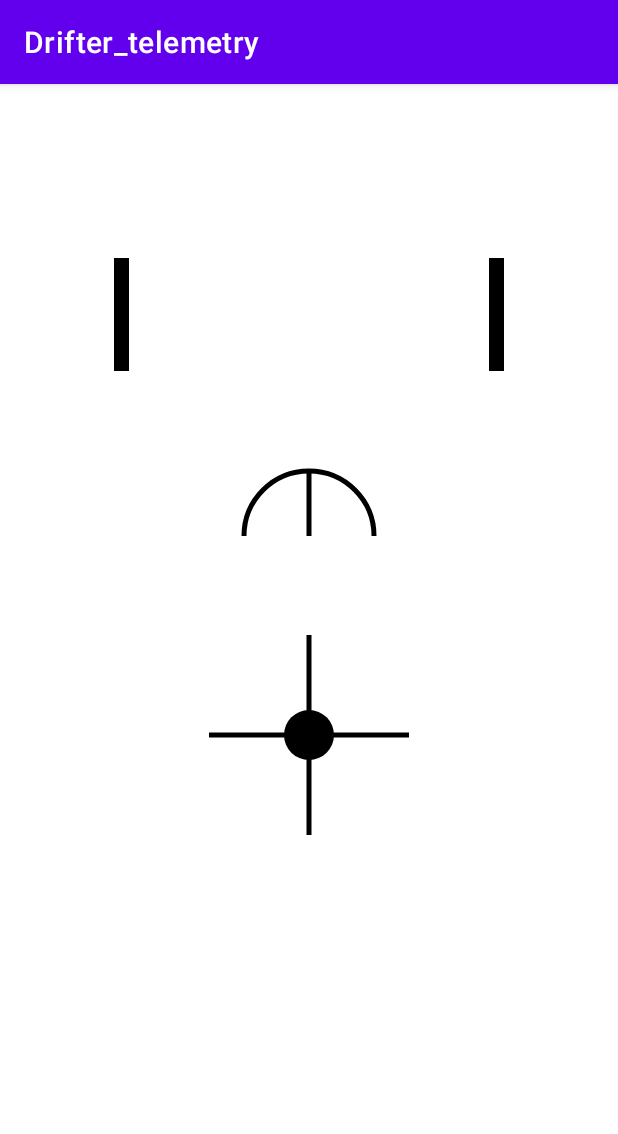
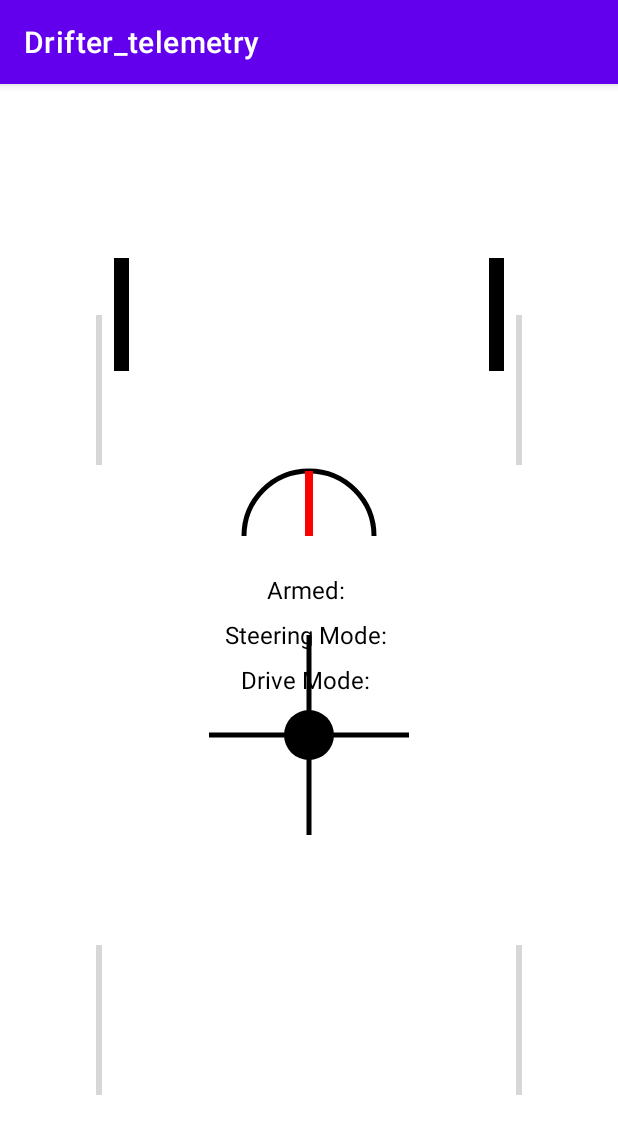
Before and after one commit to Guycho/4-motor-drifter, an Android app: the screen it shows after launch (MainActivity), on a phone screen of 412 x 824 dp. Shown: the top 1134 px of the screen. Run offline under Robolectric (Android 15) with nearby library versions, the phone set to English and light mode, and no system bars.

Commit message:
firther dev on app

```diff
--- a/Drifter_telemetry/app/src/main/java/com/example/drifter_telemetry/MainActivity.kt
+++ b/Drifter_telemetry/app/src/main/java/com/example/drifter_telemetry/MainActivity.kt
@@ -5,6 +5,8 @@
 import android.os.Looper
 import android.util.Log
 import android.view.View
+import android.widget.ProgressBar
+import android.widget.TextView
 import androidx.appcompat.app.AppCompatActivity
 import okhttp3.*
 import org.json.JSONObject
@@ -16,6 +18,13 @@
     private lateinit var leftWheelLine: View
     private lateinit var rightWheelLine: View
     private lateinit var rotationalRateGauge: RotationalRateGaugeView
+    private lateinit var armedTextView: TextView
+    private lateinit var steeringModeTextView: TextView
+    private lateinit var driveModeTextView: TextView
+    private lateinit var motor1RpmBar: ProgressBar
+    private lateinit var motor2RpmBar: ProgressBar
+    private lateinit var motor3RpmBar: ProgressBar
+    private lateinit var motor4RpmBar: ProgressBar
     private val client = OkHttpClient()
     private val handler = Handler(Looper.getMainLooper())
     private val fetchInterval: Long = 100 // Fetch data every 100 milliseconds
@@ -28,6 +37,13 @@
         leftWheelLine = findViewById(R.id.leftWheelLine)
         rightWheelLine = findViewById(R.id.rightWheelLine)
         rotationalRateGauge = findViewById(R.id.rotationalRateGauge)
+        armedTextView = findViewById(R.id.armedTextView)
+        steeringModeTextView = findViewById(R.id.steeringModeTextView)
+        driveModeTextView = findViewById(R.id.driveModeTextView)
+        motor1RpmBar = findViewById(R.id.motor1RpmBar)
+        motor2RpmBar = findViewById(R.id.motor2RpmBar)
+        motor3RpmBar = findViewById(R.id.motor3RpmBar)
+        motor4RpmBar = findViewById(R.id.motor4RpmBar)
 
         // Start fetching data continuously
         startFetchingData()
@@ -80,11 +96,25 @@
             val leftSteeringAngle = jsonObject.getDouble("left_steering").toFloat()
             val rightSteeringAngle = jsonObject.getDouble("right_steering").toFloat()
             val rotationalRate = jsonObject.getDouble("rotational_rate").toFloat()
+            val armed = jsonObject.getString("arm_enabled")
+            val steeringMode = jsonObject.getString("steering_mode")
+            val driveMode = jsonObject.getString("drive_mode")
+            val motor1Rpm = jsonObject.getInt("motor1_rpm")
+            val motor2Rpm = jsonObject.getInt("motor2_rpm")
+            val motor3Rpm = jsonObject.getInt("motor3_rpm")
+            val motor4Rpm = jsonObject.getInt("motor4_rpm")
 
             gForceView.updateGForce(gForceX, gForceY)
             leftWheelLine.rotation = leftSteeringAngle
             rightWheelLine.rotation = rightSteeringAngle
             rotationalRateGauge.updateRotationalRate(rotationalRate)
+            armedTextView.text = "$armed"
+            steeringModeTextView.text = "$steeringMode"
+            driveModeTextView.text = "$driveMode"
+            motor1RpmBar.progress = motor1Rpm
+            motor2RpmBar.progress = motor2Rpm
+            motor3RpmBar.progress = motor3Rpm
+            motor4RpmBar.progress = motor4Rpm
         } catch (e: Exception) {
             e.printStackTrace()
             Log.e("MainActivity", "Failed to parse JSON data: ${e.message}")
--- a/Drifter_telemetry/app/src/main/java/com/example/drifter_telemetry/RotationalRateGuageView.kt
+++ b/Drifter_telemetry/app/src/main/java/com/example/drifter_telemetry/RotationalRateGuageView.kt
@@ -18,6 +18,12 @@
         style = Paint.Style.STROKE
     }
 
+    private val indicatorPaint = Paint().apply {
+        color = Color.RED
+        strokeWidth = 8f // Set the width of the line inside the gauge
+        style = Paint.Style.STROKE
+    }
+
     var rotationalRate: Float = 0f
 
     override fun onDraw(canvas: Canvas) {
@@ -34,11 +40,11 @@
         val angle = Math.toRadians((rotationalRate - 90).toDouble())
         val indicatorX = (centerX - radius * Math.cos(angle)).toFloat()
         val indicatorY = (centerY + radius * Math.sin(angle)).toFloat()
-        canvas.drawLine(centerX, centerY, indicatorX, indicatorY, paint)
+        canvas.drawLine(centerX, centerY, indicatorX, indicatorY, indicatorPaint)
     }
 
     fun updateRotationalRate(rotationalRate: Float) {
-        this.rotationalRate = -1 * rotationalRate
+        this.rotationalRate = (-0.75 * rotationalRate).toFloat()
         invalidate()
     }
 }
--- a/Drifter_telemetry/app/src/main/res/layout/activity_main.xml
+++ b/Drifter_telemetry/app/src/main/res/layout/activity_main.xml
@@ -42,4 +42,83 @@
         android:layout_centerHorizontal="true"
         android:layout_marginTop="235dp"
         android:background="@android:color/transparent" />
+
+    <TextView
+        android:id="@+id/armedTextView"
+        android:layout_width="wrap_content"
+        android:layout_height="wrap_content"
+        android:layout_below="@id/rotationalRateGauge"
+        android:layout_centerHorizontal="true"
+        android:layout_marginTop="-25dp"
+        android:text="Armed: "
+        android:textSize="16sp"
+        android:textColor="@android:color/black" />
+
+    <TextView
+        android:id="@+id/steeringModeTextView"
+        android:layout_width="wrap_content"
+        android:layout_height="wrap_content"
+        android:layout_below="@id/armedTextView"
+        android:layout_centerHorizontal="true"
+        android:layout_marginTop="8dp"
+        android:text="Steering Mode: "
+        android:textSize="16sp"
+        android:textColor="@android:color/black" />
+
+    <TextView
+        android:id="@+id/driveModeTextView"
+        android:layout_width="wrap_content"
+        android:layout_height="wrap_content"
+        android:layout_below="@id/steeringModeTextView"
+        android:layout_centerHorizontal="true"
+        android:layout_marginTop="8dp"
+        android:text="Drive Mode: "
+        android:textSize="16sp"
+        android:textColor="@android:color/black" />
+
+    <ProgressBar
+        android:id="@+id/motor1RpmBar"
+        style="?android:attr/progressBarStyleHorizontal"
+        android:layout_width="100dp"
+        android:layout_height="wrap_content"
+        android:layout_alignParentStart="true"
+        android:layout_marginStart="0dp"
+        android:layout_marginTop="180dp"
+        android:max="10000"
+        android:rotation="270" />
+
+    <ProgressBar
+        android:id="@+id/motor2RpmBar"
+        style="?android:attr/progressBarStyleHorizontal"
+        android:layout_width="100dp"
+        android:layout_height="wrap_content"
+        android:layout_alignParentEnd="true"
+        android:layout_marginEnd="0dp"
+        android:layout_marginTop="180dp"
+        android:max="10000"
+        android:rotation="270" />
+
+    <ProgressBar
+        android:id="@+id/motor3RpmBar"
+        style="?android:attr/progressBarStyleHorizontal"
+        android:layout_width="100dp"
+        android:layout_height="wrap_content"
+        android:layout_alignParentStart="true"
+        android:layout_marginStart="0dp"
+        android:layout_marginTop="600dp"
+        android:max="10000"
+        android:rotation="270" />
+
+    <ProgressBar
+        android:id="@+id/motor4RpmBar"
+        style="?android:attr/progressBarStyleHorizontal"
+        android:layout_width="100dp"
+        android:layout_height="wrap_content"
+        android:layout_alignParentEnd="true"
+        android:layout_marginEnd="0dp"
+        android:layout_marginTop="600dp"
+        android:max="10000"
+        android:rotation="270" />
+
+
 </RelativeLayout>
```
Also changed, not shown: 1 other file.
